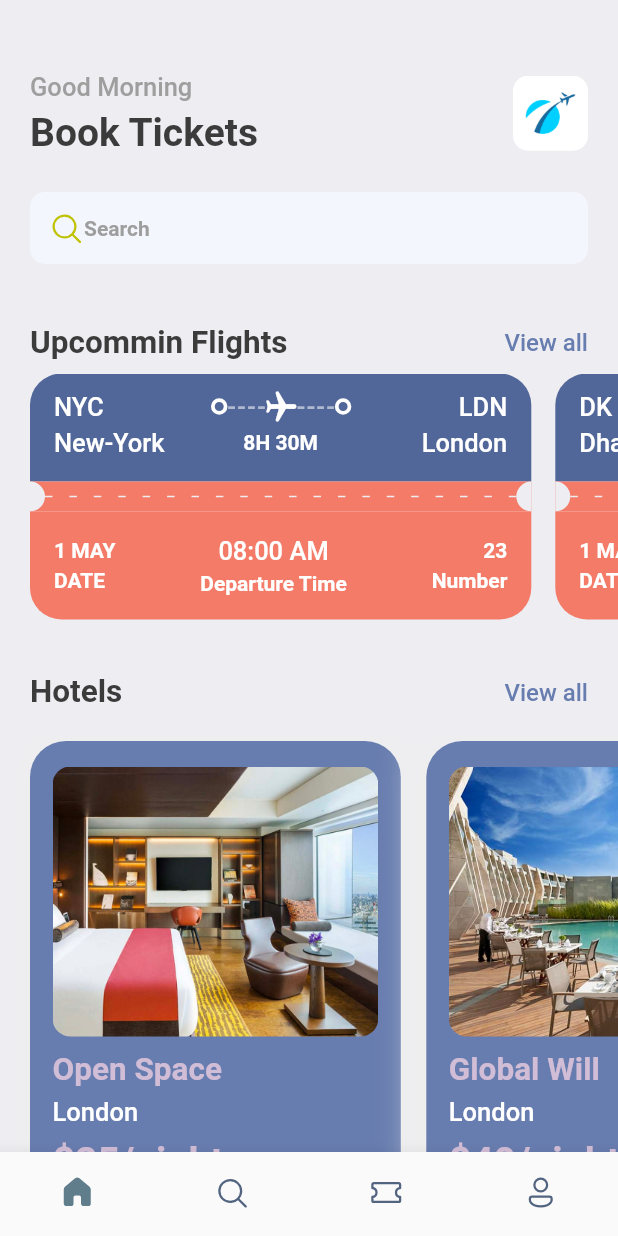
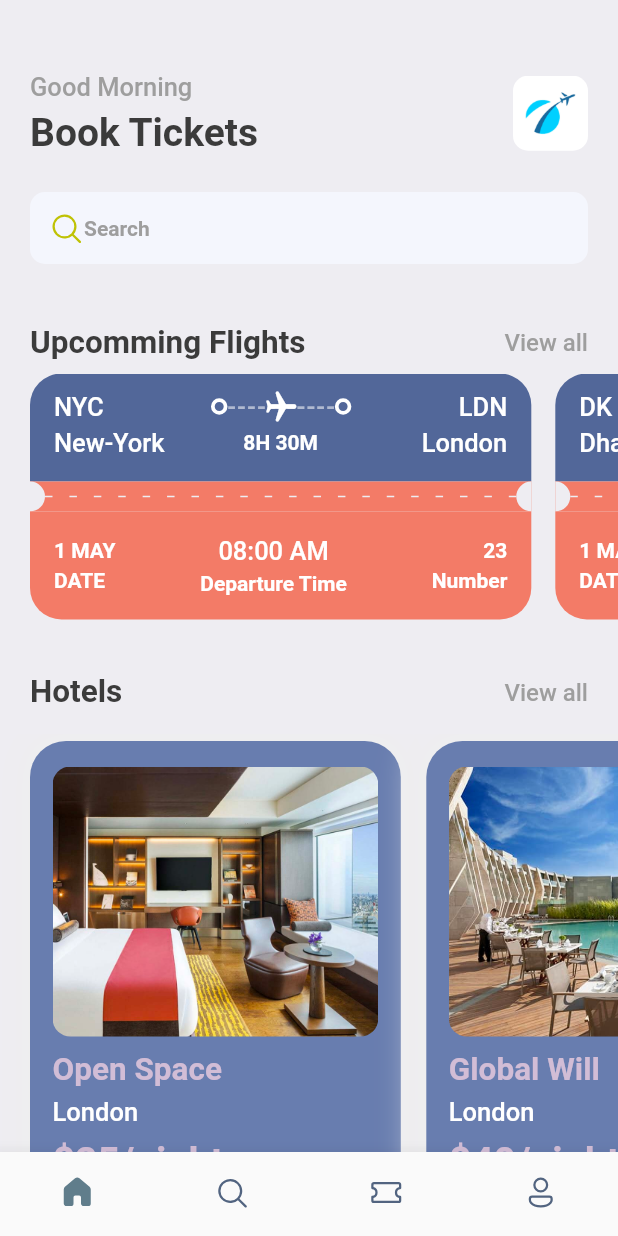
Before and after one commit to aminGhafoory/flutter-app, a Flutter app: the screen it shows after launch, on a phone screen of 412 x 824 dp. Run offline on Flutter 3.47's test engine with Material 2 defaults, Android fonts, the phone set to English and light mode, and no system bars; our stand-ins replace fluentui_icons, get.

```diff
--- a/lib/screens/bottom_bar.dart
+++ b/lib/screens/bottom_bar.dart
@@ -1,6 +1,7 @@
 import 'package:fluentui_icons/fluentui_icons.dart';
 import 'package:flutter/material.dart';
 import 'package:ticket/screens/home_screen.dart';
+import 'package:ticket/screens/search_screen.dart';
 import 'package:ticket/utils/app_styles.dart';
 
 class BottomBar extends StatefulWidget {
@@ -14,7 +15,7 @@ class _BottomBarState extends State<BottomBar> {
   int _selectedPage = 0;
   static final List<Widget> _widgetOptions = <Widget>[
     const HomeScreen(),
-    const Text("Search"),
+    const SearchScreen(),
     const Text("Ticket"),
     const Text("Profile"),
   ];
--- a/lib/screens/home_screen.dart
+++ b/lib/screens/home_screen.dart
@@ -4,6 +4,7 @@ import 'package:ticket/screens/hotel_view.dart';
 import 'package:ticket/screens/ticket_view.dart';
 import 'package:ticket/utils/app_styles.dart';
 import 'package:ticket/utils/app_info_list.dart';
+import 'package:ticket/widgets/app_double_text.dart';
 
 class HomeScreen extends StatelessWidget {
   const HomeScreen({super.key});
@@ -82,24 +83,8 @@ class HomeScreen extends StatelessWidget {
                     const SizedBox(
                       height: 40,
                     ),
-                    Row(
-                      mainAxisAlignment: MainAxisAlignment.spaceBetween,
-                      children: [
-                        Text(
-                          "Upcommin Flights",
-                          style: Styles.headLineStyle2,
-                        ),
-                        InkWell(
-                          onTap: () {
-                            debugPrint("you tapped on ink well");
-                          },
-                          child: Text("View all",
-                              style: Styles.textStyle.copyWith(
-                                color: Styles.primaryColor,
-                              )),
-                        ),
-                      ],
-                    )
+                    const AppDoubleTextWidget(
+                        text: "Upcomming Flights", ctaText: "View all")
                   ],
                 )
               ],
@@ -114,26 +99,8 @@ class HomeScreen extends StatelessWidget {
           ),
           Container(
             padding: const EdgeInsets.symmetric(horizontal: 20),
-            child: Row(
-              mainAxisAlignment: MainAxisAlignment.spaceBetween,
-              children: [
-                Text(
-                  "Hotels",
-                  style: Styles.headLineStyle2,
-                ),
-                InkWell(
-                  onTap: () {
-                    debugPrint("you tapped on ink well hotels");
-                  },
-                  child: Text(
-                    "View all",
-                    style: Styles.textStyle.copyWith(
-                      color: Styles.primaryColor,
-                    ),
-                  ),
-                ),
-              ],
-            ),
+            child:
+                const AppDoubleTextWidget(text: "Hotels", ctaText: "View all"),
           ),
           const SizedBox(height: 15),
           SingleChildScrollView(
--- /dev/null
+++ b/lib/widgets/app_double_text.dart
@@ -0,0 +1,27 @@
+import 'package:flutter/material.dart';
+import 'package:ticket/utils/app_styles.dart';
+
+class AppDoubleTextWidget extends StatelessWidget {
+  final String text;
+  final String ctaText;
+  const AppDoubleTextWidget(
+      {super.key, required this.text, required this.ctaText});
+
+  @override
+  Widget build(BuildContext context) {
+    return Row(mainAxisAlignment: MainAxisAlignment.spaceBetween, children: [
+      Text(
+        text,
+        style: Styles.headLineStyle2,
+      ),
+      InkWell(
+          onTap: () {
+            debugPrint("tapped on inkwell $text");
+          },
+          child: Text(
+            ctaText,
+            style: Styles.textStyle.copyWith(color: Colors.grey),
+          ))
+    ]);
+  }
+}
```
Also changed, not shown: lib/screens/search_screen.dart (added, +246 -0 lines), lib/widgets/icon_text.dart (added, +35 -0 lines).
